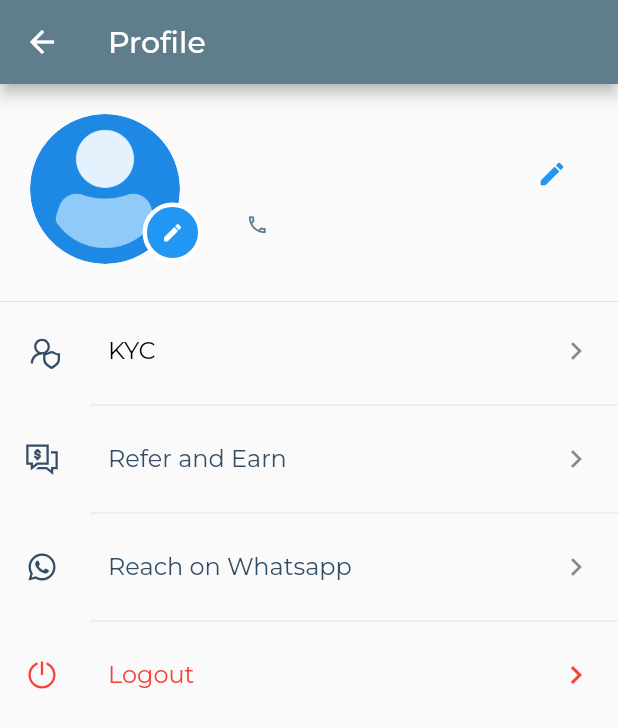
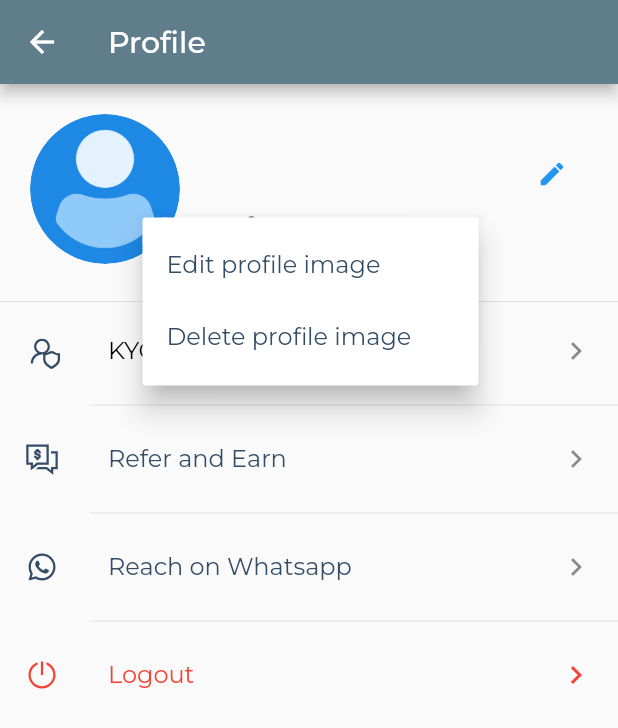
Before and after one commit to IamAKX/propertycp, a Flutter app: the ProfileScreen screen opened directly with empty values, after a tap on the "edit" icon, on a phone screen of 412 x 824 dp. Shown: the top 728 px of the screen. Run offline on Flutter 3.47's test engine with Material 2 defaults, Android fonts, the phone set to English and light mode, and no system bars; our stand-ins replace awesome_dialog, cached_network_image, carousel_slider, dio, dropdown_button2, firebase_core and 14 more; missing offline and left inert: gallery_image_viewer, video_thumbnail, whatsapp_share; accounts and stored records are empty; network calls fail.

Commit message:
added test user login and delete profile image

```diff
--- a/lib/screens/profile/profile_screen.dart
+++ b/lib/screens/profile/profile_screen.dart
@@ -4,6 +4,7 @@ import 'package:cached_network_image/cached_network_image.dart';
 import 'package:flutter/material.dart';
 import 'package:image_picker/image_picker.dart';
 import 'package:line_awesome_flutter/line_awesome_flutter.dart';
+import 'package:propertycp/main.dart';
 import 'package:propertycp/screens/onboarding/login_screen.dart';
 import 'package:propertycp/screens/profile/kyc/kyc.dart';
 import 'package:propertycp/screens/profile/post_property/post_property_screen.dart';
@@ -210,6 +211,7 @@ class _ProfileScreenState extends State<ProfileScreen> {
                 ),
                 trailing: const Icon(Icons.chevron_right, color: Colors.red),
                 onTap: () {
+                  prefs.clear();
                   Navigator.of(context).pushNamedAndRemoveUntil(
                       LoginScreen.routePath, (route) => false);
                 },
@@ -261,10 +263,23 @@ class _ProfileScreenState extends State<ProfileScreen> {
                 Positioned(
                   bottom: 1,
                   left: 75,
-                  child: InkWell(
-                    onTap: isImageUploading
-                        ? null
-                        : () async {
+                  child: PopupMenuButton(
+                    itemBuilder: (context) {
+                      return const [
+                        PopupMenuItem(
+                          value: 'edit',
+                          child: Text('Edit profile image'),
+                        ),
+                        PopupMenuItem(
+                          value: 'delete',
+                          child: Text('Delete profile image'),
+                        ),
+                      ];
+                    },
+                    enabled: !isImageUploading,
+                    onSelected: (value) async {
+                      switch (value) {
+                        case 'edit':
                           final ImagePicker picker = ImagePicker();
                           final XFile? image = await picker.pickImage(
                               source: ImageSource.gallery);
@@ -287,10 +302,28 @@ class _ProfileScreenState extends State<ProfileScreen> {
                               });
                             });
                           }
+                          return;
+                        case 'delete':
+                          userModel?.image = '';
+                          _api
+                              .updateUser(
+                                  userModel?.toMap() ?? {}, userModel?.id ?? -1)
+                              .then((value) {
+                            if (value) {
+                              loadScreen();
+                              SnackBarService.instance
+                                  .showSnackBarSuccess('Profile image removed');
+                            } else {
+                              SnackBarService.instance
+                                  .showSnackBarError('Failed to update');
+                            }
+                          });
+                          return;
+                      }
                     },
                     child: Container(
-                      width: 40,
-                      height: 40,
+                      width: 30,
+                      height: 30,
                       decoration: BoxDecoration(
                         color: secondary,
                         shape: BoxShape.circle,
@@ -302,7 +335,7 @@ class _ProfileScreenState extends State<ProfileScreen> {
                       child: const Icon(
                         Icons.edit,
                         color: Colors.white,
-                        size: 15,
+                        size: 10,
                       ),
                     ),
                   ),
--- a/pubspec.yaml
+++ b/pubspec.yaml
@@ -3,7 +3,7 @@ description: A new Flutter project.
 
 publish_to: "none" # Remove this line if you wish to publish to pub.dev
 
-version: 1.0.0+1
+version: 1.0.0+2
 
 environment:
   sdk: ">=3.0.3 <4.0.0"
```
Also changed, not shown: lib/screens/onboarding/login_screen.dart (+10 -1 lines). Lines whose indentation alone changed are shown as unchanged.
